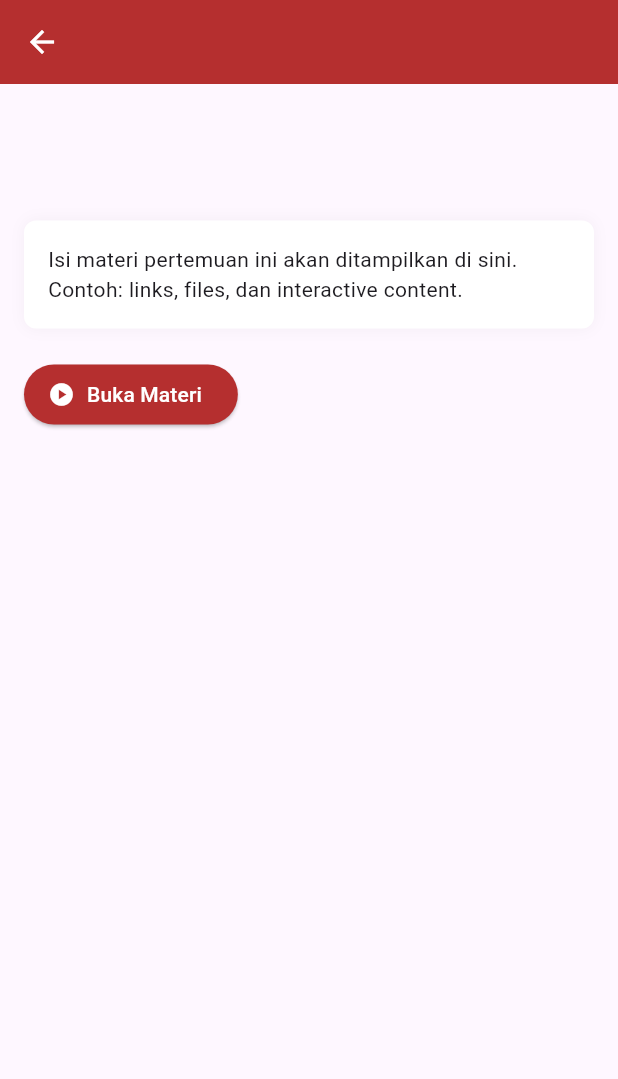
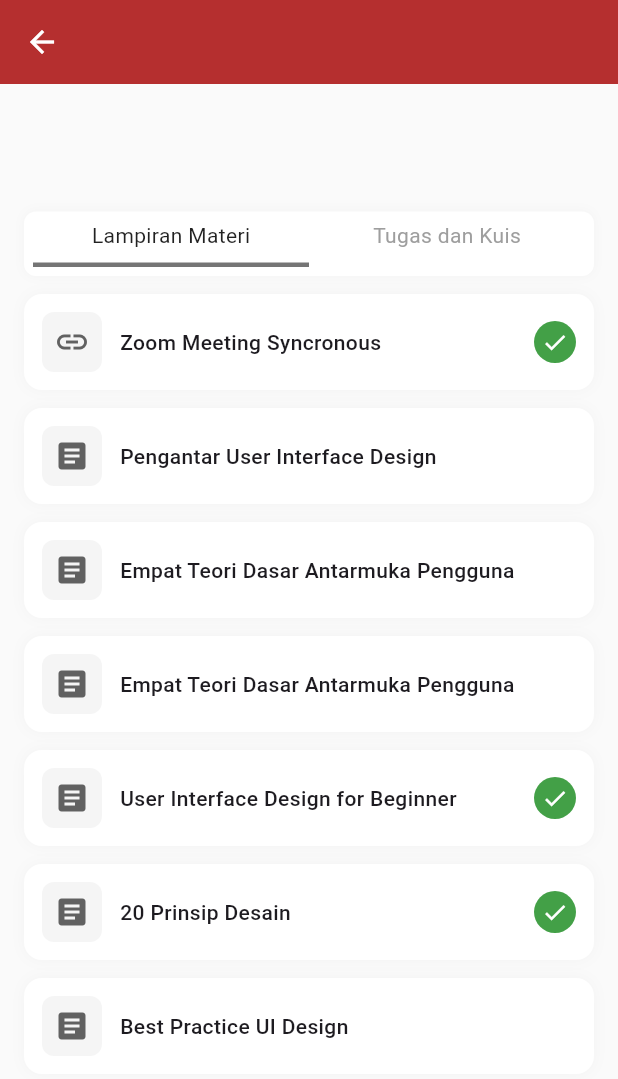
Before and after one commit to putritia10/apk_cejoe_lms, a Flutter app: the SessionDetailPage screen opened directly with empty values, on a phone screen of 412 x 824 dp. Shown: the top 1079 px of the screen. Run offline on Flutter 3.47's test engine with Material 3 defaults, Android fonts, the phone set to English and light mode, and no system bars.

Commit message:
menambahkan session_detail dan menambahkan halaman di pertemuan 1 dimateri

```diff
--- a/lib/screens/session_detail_page.dart
+++ b/lib/screens/session_detail_page.dart
@@ -1,6 +1,6 @@
 import 'package:flutter/material.dart';
 
-class SessionDetailPage extends StatelessWidget {
+class SessionDetailPage extends StatefulWidget {
   final String label;
   final String title;
   final String meta;
@@ -8,45 +8,171 @@ class SessionDetailPage extends StatelessWidget {
   const SessionDetailPage({Key? key, required this.label, required this.title, required this.meta}) : super(key: key);
 
   @override
+  State<SessionDetailPage> createState() => _SessionDetailPageState();
+}
+
+class _SessionDetailPageState extends State<SessionDetailPage> {
+  int _selectedTab = 0;
+
+  final List<Map<String, dynamic>> _materials = [
+    {'title': 'Zoom Meeting Syncronous', 'type': 'link', 'done': true},
+    {'title': 'Pengantar User Interface Design', 'type': 'file', 'done': false},
+    {'title': 'Empat Teori Dasar Antarmuka Pengguna', 'type': 'file', 'done': false},
+    {'title': 'Empat Teori Dasar Antarmuka Pengguna', 'type': 'file', 'done': false},
+    {'title': 'User Interface Design for Beginner', 'type': 'file', 'done': true},
+    {'title': '20 Prinsip Desain', 'type': 'file', 'done': true},
+    {'title': 'Best Practice UI Design', 'type': 'file', 'done': false},
+  ];
+
+  final List<Map<String, dynamic>> _tasks = [
+    {'title': 'Quiz Review 01', 'type': 'quiz', 'done': true},
+    {'title': 'Tugas 01 - UID Android Mobile Game', 'type': 'tugas', 'done': false},
+  ];
+
+  @override
   Widget build(BuildContext context) {
     final Color primary = const Color(0xFFB52F2F);
 
     return Scaffold(
+      backgroundColor: Colors.grey[50],
       appBar: AppBar(
         backgroundColor: primary,
-        title: Text(label, style: const TextStyle(color: Colors.white)),
+        title: Text(widget.label, style: const TextStyle(color: Colors.white)),
         iconTheme: const IconThemeData(color: Colors.white),
       ),
-      body: SingleChildScrollView(
-        padding: const EdgeInsets.all(16),
-        child: Column(
-          crossAxisAlignment: CrossAxisAlignment.start,
-          children: [
-            Text(title, style: const TextStyle(fontSize: 18, fontWeight: FontWeight.bold)),
-            const SizedBox(height: 8),
-            Text(meta, style: const TextStyle(color: Colors.grey)),
-            const SizedBox(height: 20),
+      body: Column(
+        children: [
+          Expanded(
+            child: SingleChildScrollView(
+              padding: const EdgeInsets.symmetric(horizontal: 16, vertical: 18),
+              child: Column(
+                crossAxisAlignment: CrossAxisAlignment.stretch,
+                children: [
+                  Text(widget.title, style: const TextStyle(fontSize: 18, fontWeight: FontWeight.bold)),
+                  const SizedBox(height: 8),
+                  Text(widget.meta, style: const TextStyle(color: Colors.grey)),
+                  const SizedBox(height: 12),
 
-            Container(
-              padding: const EdgeInsets.all(16),
-              decoration: BoxDecoration(
-                color: Colors.white,
-                borderRadius: BorderRadius.circular(8),
-                boxShadow: [BoxShadow(color: Color.fromRGBO(0,0,0,0.04), blurRadius: 8)],
-              ),
-              child: const Text(
-                'Isi materi pertemuan ini akan ditampilkan di sini. Contoh: links, files, dan interactive content.',
-                style: TextStyle(height: 1.4),
+                  // tabs
+                  Container(
+                    padding: const EdgeInsets.symmetric(horizontal: 6, vertical: 6),
+                    decoration: BoxDecoration(color: Colors.white, borderRadius: BorderRadius.circular(8), boxShadow: [BoxShadow(color: Color.fromRGBO(0,0,0,0.03), blurRadius: 6)]),
+                    child: Row(
+                      children: [
+                        Expanded(
+                          child: GestureDetector(
+                            onTap: () => setState(() => _selectedTab = 0),
+                            child: Column(
+                              children: [
+                                Text('Lampiran Materi', style: TextStyle(color: _selectedTab == 0 ? Colors.black87 : Colors.grey)),
+                                const SizedBox(height: 8),
+                                Container(height: 3, color: _selectedTab == 0 ? Colors.black54 : Colors.transparent),
+                              ],
+                            ),
+                          ),
+                        ),
+                        Expanded(
+                          child: GestureDetector(
+                            onTap: () => setState(() => _selectedTab = 1),
+                            child: Column(
+                              children: [
+                                Text('Tugas dan Kuis', style: TextStyle(color: _selectedTab == 1 ? Colors.black87 : Colors.grey)),
+                                const SizedBox(height: 8),
+                                Container(height: 3, color: _selectedTab == 1 ? Colors.black54 : Colors.transparent),
+                              ],
+                            ),
+                          ),
+                        ),
+                      ],
+                    ),
+                  ),
+
+                  const SizedBox(height: 12),
+
+                  if (_selectedTab == 0) ..._materials.map((m) => _buildMaterialCard(m)),
+                  if (_selectedTab == 1) ..._tasks.map((t) => _buildTaskRow(t)),
+
+                  const SizedBox(height: 40),
+                ],
               ),
             ),
+          ),
+        ],
+      ),
+    );
+  }
 
-            const SizedBox(height: 20),
-            ElevatedButton.icon(
-              onPressed: () {},
-              icon: const Icon(Icons.play_circle, color: Colors.white),
-              label: const Text('Buka Materi', style: TextStyle(color: Colors.white)),
-              style: ElevatedButton.styleFrom(backgroundColor: primary),
+  Widget _buildMaterialCard(Map<String, dynamic> m) {
+    return Padding(
+      padding: const EdgeInsets.only(bottom: 12.0),
+      child: Container(
+        padding: const EdgeInsets.symmetric(horizontal: 12, vertical: 12),
+        decoration: BoxDecoration(
+          color: Colors.white,
+          borderRadius: BorderRadius.circular(12),
+          boxShadow: [BoxShadow(color: Color.fromRGBO(0,0,0,0.03), blurRadius: 8)],
+        ),
+        child: Row(
+          children: [
+            Container(
+              width: 40,
+              height: 40,
+              decoration: BoxDecoration(color: Colors.grey[100], borderRadius: BorderRadius.circular(8)),
+              child: Icon(m['type'] == 'link' ? Icons.link : Icons.article, color: Colors.grey[700]),
             ),
+            const SizedBox(width: 12),
+            Expanded(child: Text(m['title'] as String, style: const TextStyle(fontWeight: FontWeight.w500))),
+            const SizedBox(width: 8),
+            if (m['done'] == true)
+              Container(
+                width: 28,
+                height: 28,
+                decoration: BoxDecoration(color: Colors.green[600], shape: BoxShape.circle),
+                child: const Icon(Icons.check, color: Colors.white, size: 18),
+              )
+            else
+              const SizedBox(width: 28, height: 28),
+          ],
+        ),
+      ),
+    );
+  }
+
+  Widget _buildTaskRow(Map<String, dynamic> t) {
+    final isQuiz = (t['type'] as String) == 'quiz';
+    return Padding(
+      padding: const EdgeInsets.only(bottom: 12.0),
+      child: Container(
+        padding: const EdgeInsets.symmetric(horizontal: 12, vertical: 12),
+        decoration: BoxDecoration(
+          color: Colors.white,
+          borderRadius: BorderRadius.circular(12),
+          boxShadow: [BoxShadow(color: Color.fromRGBO(0,0,0,0.03), blurRadius: 8)],
+        ),
+        child: Row(
+          children: [
+            Container(
+              padding: const EdgeInsets.symmetric(horizontal: 8, vertical: 4),
+              decoration: BoxDecoration(color: const Color(0xFF9ECFF0), borderRadius: BorderRadius.circular(12)),
+              child: Text(isQuiz ? 'QUIZ' : 'TUGAS', style: const TextStyle(color: Colors.white, fontSize: 11, fontWeight: FontWeight.bold)),
+            ),
+            const SizedBox(width: 12),
+            Expanded(child: Text(t['title'] as String, style: const TextStyle(fontWeight: FontWeight.bold))),
+            const SizedBox(width: 8),
+            if (t['done'] == true)
+              Container(
+                width: 28,
+                height: 28,
+                decoration: BoxDecoration(color: Colors.green[600], shape: BoxShape.circle),
+                child: const Icon(Icons.check, color: Colors.white, size: 18),
+              )
+            else
+              Container(
+                width: 28,
+                height: 28,
+                decoration: BoxDecoration(color: Colors.grey[200], shape: BoxShape.circle),
+                child: const Icon(Icons.more_horiz, color: Colors.grey, size: 18),
+              ),
           ],
         ),
       ),
```
